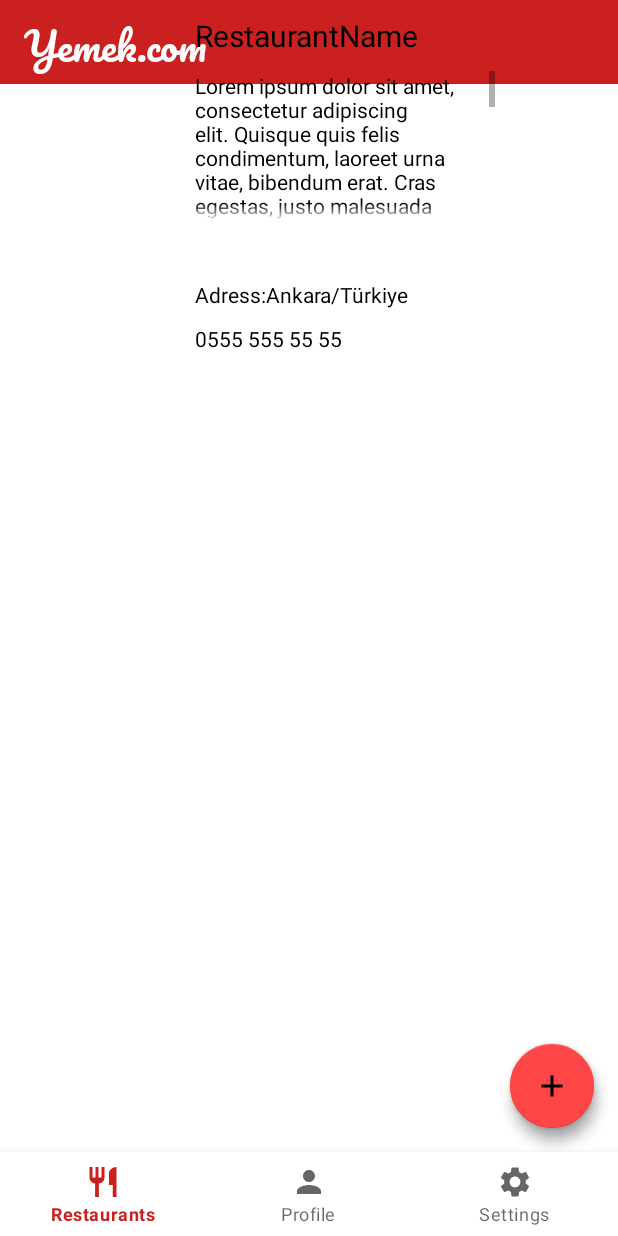
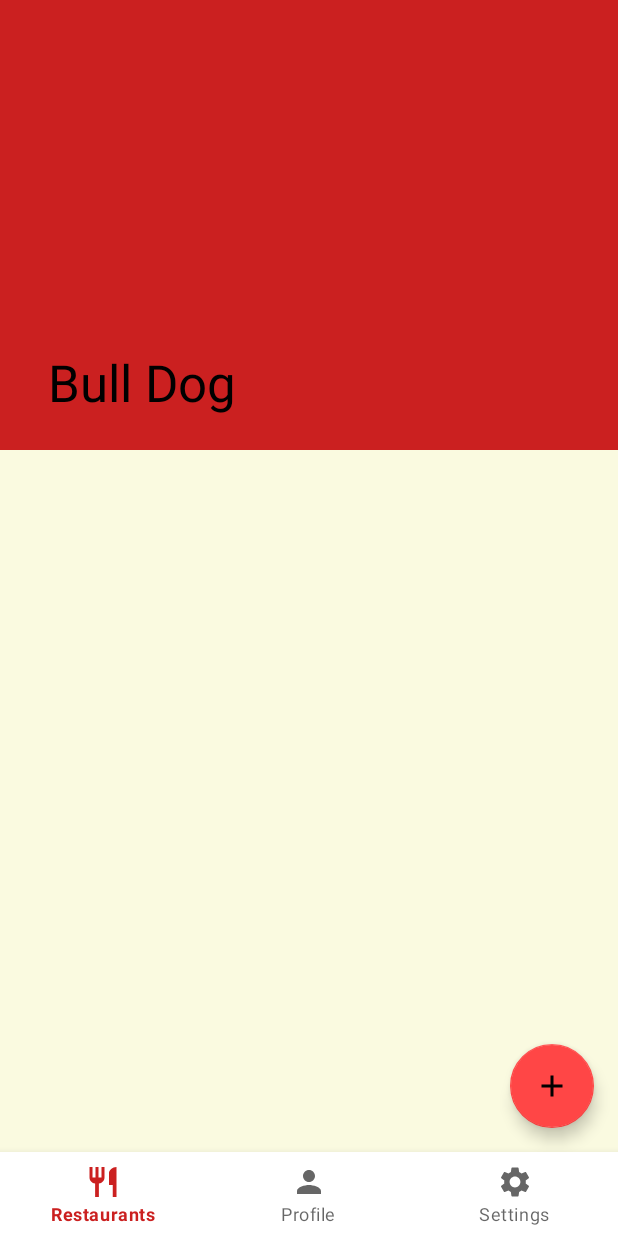
Before and after one commit to Yemeksepeti-Mobil-Android-Bootcamp/teamB_homework3, an Android app: the fragment FoodsFragment placed in its activity, on a phone screen of 412 x 824 dp. Run offline under Robolectric (Android 15) with nearby library versions, the phone set to English and light mode, and no system bars; our stand-ins replace Firebase (no records; nobody signed in at launch, a user with empty details on screens opened directly), navigation-ui; 2 statements that could not run were skipped.

Commit message:
list items updated

```diff
--- a/app/src/main/java/com/example/teambhomework3/fragments/food/FoodsFragment.kt
+++ b/app/src/main/java/com/example/teambhomework3/fragments/food/FoodsFragment.kt
@@ -48,7 +48,7 @@
     }
 
     private fun initViews(){
-        binding.recyclerView2.layoutManager = GridLayoutManager(requireContext(),1)
+        binding.recyclerView2.layoutManager = GridLayoutManager(requireContext(),2)
         binding.recyclerView2.setHasFixedSize(true)
 
         foodArrayList = arrayListOf()
--- a/app/src/main/java/com/example/teambhomework3/fragments/restaurant/RestaurantsFragment.kt
+++ b/app/src/main/java/com/example/teambhomework3/fragments/restaurant/RestaurantsFragment.kt
@@ -39,7 +39,7 @@
     }
 
     private fun initViews() {
-        binding.restaurantRecyclerView.layoutManager = GridLayoutManager(requireContext(), 1)
+        binding.restaurantRecyclerView.layoutManager = GridLayoutManager(requireContext(), 2)
         binding.restaurantRecyclerView.setHasFixedSize(true)
 
         restaurantArrayList = arrayListOf()
--- a/app/src/main/java/com/example/teambhomework3/utils/adapters/RestaurantAdapter.kt
+++ b/app/src/main/java/com/example/teambhomework3/utils/adapters/RestaurantAdapter.kt
@@ -28,7 +28,7 @@
     }
 
     override fun onCreateViewHolder(parent: ViewGroup, viewType: Int): MyViewHolder {
-        val view = LayoutInflater.from(parent.context).inflate(R.layout.cardviewlayout, parent, false)
+        val view = LayoutInflater.from(parent.context).inflate(R.layout.item_restaurant, parent, false)
         return MyViewHolder(view)
     }
 
--- /dev/null
+++ b/app/src/main/res/drawable-v24/button_background.xml
@@ -0,0 +1,6 @@
+<?xml version="1.0" encoding="utf-8"?>
+<shape xmlns:android="http://schemas.android.com/apk/res/android">
+    <corners android:radius="20dp"/>
+    <solid android:color="@color/koyuAnaRenk"/>
+
+</shape>
--- /dev/null
+++ b/app/src/main/res/drawable-v24/card_image.xml
@@ -0,0 +1,4 @@
+<?xml version="1.0" encoding="utf-8"?>
+<shape xmlns:android="http://schemas.android.com/apk/res/android">
+    <corners android:radius="20dp" />
+</shape>
--- /dev/null
+++ b/app/src/main/res/drawable/go_back_icon.xml
@@ -0,0 +1,5 @@
+<vector android:height="24dp" android:tint="#FFFFFF"
+    android:viewportHeight="24" android:viewportWidth="24"
+    android:width="24dp" xmlns:android="http://schemas.android.com/apk/res/android">
+    <path android:fillColor="@android:color/white" android:pathData="M17.77,3.77l-1.77,-1.77l-10,10l10,10l1.77,-1.77l-8.23,-8.23z"/>
+</vector>
--- a/app/src/main/res/layout/activity_main.xml
+++ b/app/src/main/res/layout/activity_main.xml
@@ -4,7 +4,8 @@
     xmlns:tools="http://schemas.android.com/tools"
     android:layout_width="match_parent"
     android:layout_height="match_parent"
-    tools:context=".MainActivity">
+    tools:context=".MainActivity"
+    android:background="#fafae0">
 
 
     <fragment
--- a/app/src/main/res/layout/fragment_foods.xml
+++ b/app/src/main/res/layout/fragment_foods.xml
@@ -1,117 +1,68 @@
 <?xml version="1.0" encoding="utf-8"?>
-<androidx.constraintlayout.widget.ConstraintLayout xmlns:android="http://schemas.android.com/apk/res/android"
+<androidx.coordinatorlayout.widget.CoordinatorLayout xmlns:android="http://schemas.android.com/apk/res/android"
     xmlns:app="http://schemas.android.com/apk/res-auto"
+    xmlns:tools="http://schemas.android.com/tools"
     android:layout_width="match_parent"
-    android:layout_height="match_parent">
+    android:layout_height="match_parent"
+    tools:context=".fragments.food.FoodsFragment">
 
+    <com.google.android.material.appbar.AppBarLayout
+        android:layout_width="match_parent"
+        android:layout_height="300dp"
+        android:fitsSystemWindows="true">
 
-    <androidx.constraintlayout.widget.ConstraintLayout
-        android:id="@+id/detail"
+        <com.google.android.material.appbar.CollapsingToolbarLayout
+            android:id="@+id/collapsingToolbar"
+            android:layout_width="match_parent"
+            android:layout_height="match_parent"
+            android:fitsSystemWindows="true"
+            app:contentScrim="@color/anaRenk"
+            app:layout_scrollFlags="scroll|snap|exitUntilCollapsed"
+            app:navigationIcon="@drawable/go_back_icon"
+            app:title="Bull Dog"
+            app:expandedTitleTextAppearance="@color/white"
+            >
+
+            <ImageView
+                android:id="@+id/restaurantDetailImage"
+                android:layout_width="match_parent"
+                android:layout_height="match_parent"
+                android:contentDescription="Image"
+                app:layout_collapseMode="parallax"
+                tools:src="@drawable/ic_launcher_background" />
+
+            <androidx.appcompat.widget.Toolbar
+                android:id="@+id/restaurantDetailToolbar"
+                android:layout_width="match_parent"
+                android:layout_height="?attr/actionBarSize"
+                app:layout_collapseMode="pin" />
+        </com.google.android.material.appbar.CollapsingToolbarLayout>
+    </com.google.android.material.appbar.AppBarLayout>
+
+    <androidx.core.widget.NestedScrollView
         android:layout_width="match_parent"
-        android:layout_height="wrap_content"
-        app:layout_constraintTop_toTopOf="parent"
-        app:layout_constraintBottom_toTopOf="@id/Scroll2"
-        android:layout_marginBottom="20dp"
-        >
+        android:layout_height="match_parent"
+        android:contentDescription="Nested"
+        app:layout_behavior="com.google.android.material.appbar.AppBarLayout$ScrollingViewBehavior">
 
-        <ImageView
-            android:id="@+id/foodImage"
-            android:layout_width="100dp"
-            android:layout_height="100dp"
-            app:layout_constraintTop_toTopOf="parent"
-            app:layout_constraintStart_toStartOf="parent"
-            android:layout_marginTop="10dp"
-            android:layout_marginLeft="10dp"
-
-            />
-        <TextView
-            android:id="@+id/foodName"
-            android:layout_width="200dp"
-            android:layout_height="wrap_content"
-            app:layout_constraintStart_toEndOf="@id/foodImage"
-            android:textSize="20sp"
-            android:text="RestaurantName"
-            app:layout_constraintTop_toTopOf="parent"
-            android:layout_marginTop="10dp"
-            android:layout_marginLeft="20dp"
-            />
-
-        <ScrollView
-            android:id="@+id/Scroll3"
-            android:layout_width="200dp"
-            android:layout_height="100dp"
-            android:requiresFadingEdge="vertical"
-            app:layout_constraintTop_toBottomOf="@id/foodName"
-            app:layout_constraintStart_toEndOf="@id/foodImage"
-            android:layout_marginLeft="20dp"
-            android:layout_marginTop="10dp"
-            >
-            <TextView
-                android:layout_width="200dp"
-                android:layout_height="wrap_content"
-                android:textSize="14sp"
-
-                android:text="Lorem ipsum dolor sit amet, consectetur adipiscing elit. Quisque quis felis condimentum, laoreet urna vitae, bibendum erat. Cras egestas, justo malesuada suscipit fermentum, purus ligula eleifend lorem, non lobortis nisi diam at velit. Phasellus eu felis tellus. Aliquam posuere dictum tortor id sollicitudin. Nam condimentum nulla a tempor pellentesque. Sed condimentum eleifend porttitor. Curabitur elementum porta interdum. Maecenas commodo, tortor id ullamcorper semper, erat tortor ultricies diam, sit amet semper elit nisl vel enim. In hac habitasse platea dictumst. Morbi ultricies, quam a auctor egestas, nisl purus facilisis lacus, imperdiet commodo orci urna at mi. Aenean pretium sit amet nulla ullamcorper tempus."
-                />
-        </ScrollView>
-
-        <TextView
-            android:id="@+id/Adress"
-            android:text="Adress:Ankara/Türkiye"
-            android:layout_width="200dp"
-            android:layout_height="wrap_content"
-            app:layout_constraintTop_toBottomOf="@id/Scroll3"
-            app:layout_constraintStart_toEndOf="@id/foodImage"
-            app:layout_constraintBottom_toBottomOf="parent"
-            android:layout_marginLeft="20dp"
-            android:layout_marginTop="10dp"
-            android:layout_marginBottom="10dp"
-
-            />
-
-        <TextView
-            android:id="@+id/telefonNo"
-            android:text="0555 555 55 55"
-            android:layout_width="200dp"
-            android:layout_height="wrap_content"
-            app:layout_constraintTop_toBottomOf="@+id/Adress"
-            app:layout_constraintStart_toEndOf="@+id/foodImage"
-            app:layout_constraintBottom_toBottomOf="parent"
-            android:layout_marginLeft="20dp"
-            android:layout_marginTop="10dp"
-            android:layout_marginBottom="10dp"
-            />
-
-
-
-
-    </androidx.constraintlayout.widget.ConstraintLayout>
-
-
-
-    <ScrollView
-        android:id="@+id/Scroll2"
-        android:layout_width="match_parent"
-        android:layout_height="wrap_content"
-        app:layout_constraintTop_toBottomOf="@id/detail">
         <androidx.recyclerview.widget.RecyclerView
+            android:id="@+id/recyclerView2"
             android:layout_width="match_parent"
-            android:layout_height="wrap_content"
-            android:id="@+id/recyclerView2"/>
-
-
-    </ScrollView>
+            android:layout_height="match_parent"
+            android:nestedScrollingEnabled="true" />
+    </androidx.core.widget.NestedScrollView>
 
     <com.google.android.material.floatingactionbutton.FloatingActionButton
-        android:id="@+id/foodAddFab"
         android:layout_width="wrap_content"
         android:layout_height="wrap_content"
-        android:backgroundTint="@color/red"
+        android:contentDescription="Add"
+        android:id="@+id/foodAddFab"
+        android:visibility="gone"
+        android:layout_marginEnd="24dp"
+        android:layout_marginBottom="24dp"
+        android:backgroundTint="@color/purple_200"
         android:src="@drawable/ic_add"
-        android:contentDescription="Add"
-        android:layout_marginEnd="16dp"
-        android:layout_marginBottom="16dp"
         app:layout_constraintBottom_toBottomOf="parent"
         app:layout_constraintEnd_toEndOf="parent" />
 
-</androidx.constraintlayout.widget.ConstraintLayout>
+</androidx.coordinatorlayout.widget.CoordinatorLayout>
--- a/app/src/main/res/values/colors.xml
+++ b/app/src/main/res/values/colors.xml
@@ -23,6 +23,8 @@
     <color name="yellow">#FFC114</color>
     <color name="green">#00C980</color>
 
+    <color name="semi_transparent">#0F000000</color>
+
 
     <color name="anaRenk">#CB2020</color>
     <color name="koyuAnaRenk">#BF2020</color>
--- a/app/src/main/res/values/themes.xml
+++ b/app/src/main/res/values/themes.xml
@@ -19,4 +19,9 @@
         <item name="windowActionBar">true</item>
         <item name="windowNoTitle">true</item>
     </style>
+    <style name="TextView.CardDesign" parent="TextAppearance.MaterialComponents.Body1">
+        <item name="android:textColor">@color/black</item>
+        <item name="fontFamily">sans-serif-condensed-medium</item>
+        <item name="android:textSize">24sp</item>
+    </style>
 </resources>
```
Also changed, not shown: app/src/main/java/com/example/teambhomework3/utils/adapters/FoodAdapter.kt (+4 -4 lines), app/src/main/res/drawable-v24/card_background.xml (added, +9 -0 lines), app/src/main/res/layout/cardview_2.xml (+82 -50 lines), app/src/main/res/layout/item_restaurant.xml (+77 -18 lines).
